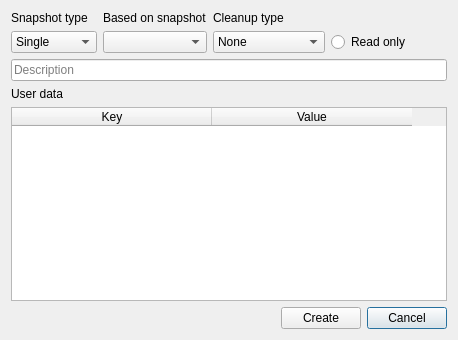
Qt form widgets/windows/CreateSnapshotWindow/CreateSnapshotWindow.ui (Wanket/DeSnapper) before a commit.
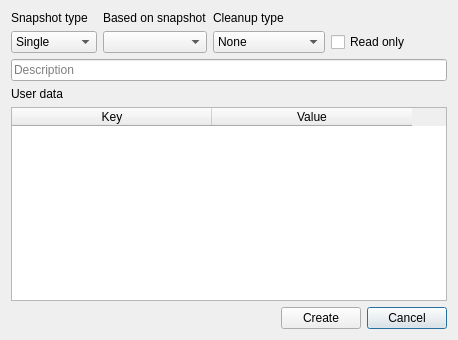
The same form after that commit. Icons and pictures are not drawn.

Diff of the .ui file:
```diff
--- a/widgets/windows/CreateSnapshotWindow/CreateSnapshotWindow.ui
+++ b/widgets/windows/CreateSnapshotWindow/CreateSnapshotWindow.ui
@@ -84,13 +84,6 @@
      </item>
     </widget>
    </item>
-   <item row="1" column="3">
-    <widget class="QRadioButton" name="readOnlyRadioButton">
-     <property name="text">
-      <string>Read only</string>
-     </property>
-    </widget>
-   </item>
    <item row="1" column="4">
     <spacer name="horizontalSpacer">
      <property name="orientation">
@@ -212,6 +205,13 @@
      </item>
     </layout>
    </item>
+   <item row="1" column="3">
+    <widget class="QCheckBox" name="readOnlyCheckBox">
+     <property name="text">
+      <string>Read only</string>
+     </property>
+    </widget>
+   </item>
   </layout>
  </widget>
  <tabstops>
```
Left out of the diff: 2 changed lines with no effect on the pictures.
